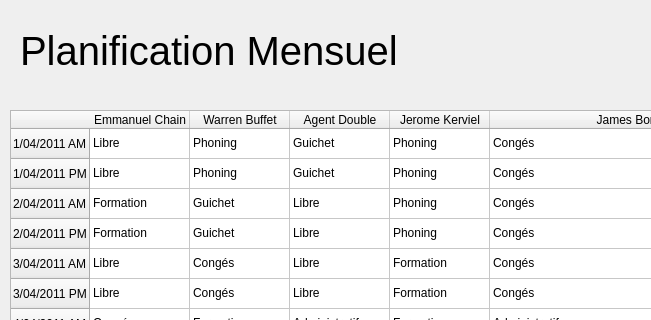
H4413/SOA, file Fenetres/Agence/PlanificationMensuel.ui: the form before one commit; both pictures show x 0 to 651 and y 0 to 320 of the 1130 by 553 pixel window.
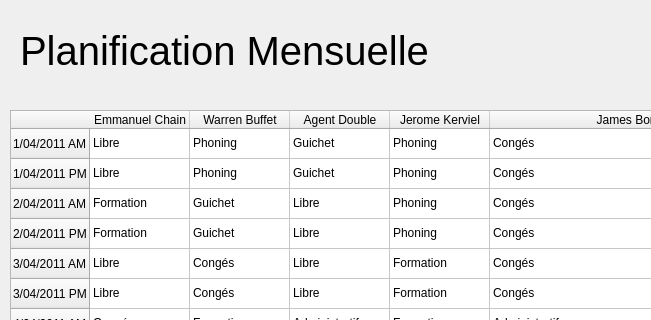
The form after the commit.

Commit message: fenêtres

Patch:
```diff
--- a/Fenetres/Agence/PlanificationMensuel.ui
+++ b/Fenetres/Agence/PlanificationMensuel.ui
@@ -487,7 +487,7 @@
      </font>
     </property>
     <property name="text">
-     <string>Planification Mensuel</string>
+     <string>Planification Mensuelle</string>
     </property>
    </widget>
    <widget class="QGroupBox" name="groupBox_2">
```
Left out of the diff: 2 changed lines with no effect on the pictures. The commit also changes 1 other file.
